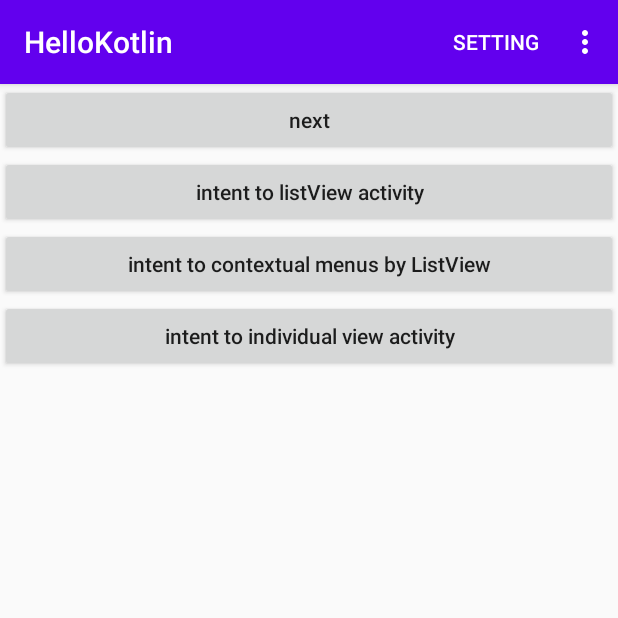
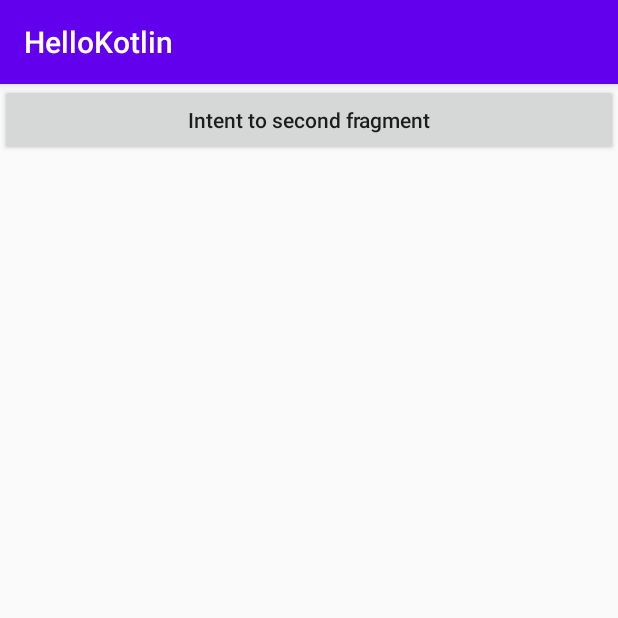
Before and after one commit to yann02/HelloKotlin, an Android app: the screen it shows after launch (MainActivity before the commit, MainFragmentActivity after it), on a phone screen of 412 x 824 dp, the top half of it. Run offline under Robolectric (Android 15) with nearby library versions, the phone set to English and light mode, and no system bars.

Commit message:
添加nav_graph

```diff
--- a/app/src/main/java/com/example/hellokotlin/MainActivity.kt
+++ b/app/src/main/java/com/example/hellokotlin/MainActivity.kt
@@ -71,12 +71,12 @@
         when(item.itemId){
             R.id.it_tiger->{
                 if (!item.isChecked){
-                    item.setChecked(true)
+                    item.isChecked = true
                 }
             }
             R.id.it_panda->{
                 if (!item.isChecked){
-                    item.setChecked(true)
+                    item.isChecked = true
                 }
             }
         }
--- /dev/null
+++ b/app/src/main/java/com/example/hellokotlin/MainFragment.kt
@@ -0,0 +1,75 @@
+package com.example.hellokotlin
+
+import android.os.Bundle
+import androidx.fragment.app.Fragment
+import android.view.LayoutInflater
+import android.view.View
+import android.view.ViewGroup
+
+// TODO: Rename parameter arguments, choose names that match
+// the fragment initialization parameters, e.g. ARG_ITEM_NUMBER
+private const val ARG_PARAM1 = "param1"
+private const val ARG_PARAM2 = "param2"
+
+/**
+ * A simple [Fragment] subclass.
+ * Use the [MainFragment.newInstance] factory method to
+ * create an instance of this fragment.
+ */
+class MainFragment : Fragment() {
+    // TODO: Rename and change types of parameters
+    private var param1: String? = null
+    private var param2: String? = null
+
+    override fun onCreate(savedInstanceState: Bundle?) {
+        super.onCreate(savedInstanceState)
+        arguments?.let {
+            param1 = it.getString(ARG_PARAM1)
+            param2 = it.getString(ARG_PARAM2)
+        }
+    }
+
+    override fun onCreateView(
+        inflater: LayoutInflater, container: ViewGroup?,
+        savedInstanceState: Bundle?
+    ): View? {
+        // Inflate the layout for this fragment
+        return inflater.inflate(R.layout.fragment_main, container, false)
+    }
+
+    fun onClick(view: View) {
+        with(view) {
+            when (id) {
+                R.id.btn_intent_to_second_fragment -> {
+                    intentToSecondFragment()
+                    true
+                }
+                else -> true
+            }
+        }
+    }
+
+    private fun intentToSecondFragment() {
+
+    }
+
+    companion object {
+        /**
+         * Use this factory method to create a new instance of
+         * this fragment using the provided parameters.
+         *
+         * @param param1 Parameter 1.
+         * @param param2 Parameter 2.
+         * @return A new instance of fragment MainFragment.
+         */
+        // TODO: Rename and change types and number of parameters
+        @JvmStatic
+        fun newInstance(param1: String, param2: String) =
+            MainFragment().apply {
+                arguments = Bundle().apply {
+                    putString(ARG_PARAM1, param1)
+                    putString(ARG_PARAM2, param2)
+                }
+            }
+    }
+}
--- /dev/null
+++ b/app/src/main/java/com/example/hellokotlin/MainFragmentActivity.kt
@@ -0,0 +1,11 @@
+package com.example.hellokotlin
+
+import androidx.appcompat.app.AppCompatActivity
+import android.os.Bundle
+
+class MainFragmentActivity : AppCompatActivity() {
+    override fun onCreate(savedInstanceState: Bundle?) {
+        super.onCreate(savedInstanceState)
+        setContentView(R.layout.activity_main_fragment)
+    }
+}
--- /dev/null
+++ b/app/src/main/res/layout/activity_main_fragment.xml
@@ -0,0 +1,18 @@
+<?xml version="1.0" encoding="utf-8"?>
+<androidx.constraintlayout.widget.ConstraintLayout xmlns:android="http://schemas.android.com/apk/res/android"
+    xmlns:app="http://schemas.android.com/apk/res-auto"
+    xmlns:tools="http://schemas.android.com/tools"
+    android:layout_width="match_parent"
+    android:layout_height="match_parent"
+    tools:context=".MainFragmentActivity">
+
+
+    <fragment
+        android:id="@+id/fragment"
+        android:name="androidx.navigation.fragment.NavHostFragment"
+        android:layout_width="match_parent"
+        android:layout_height="match_parent"
+        app:defaultNavHost="true"
+        app:navGraph="@navigation/nav_graph" />
+
+</androidx.constraintlayout.widget.ConstraintLayout>
--- /dev/null
+++ b/app/src/main/res/layout/fragment_main.xml
@@ -0,0 +1,25 @@
+<?xml version="1.0" encoding="utf-8"?>
+<FrameLayout xmlns:android="http://schemas.android.com/apk/res/android"
+    xmlns:tools="http://schemas.android.com/tools"
+    android:layout_width="match_parent"
+    android:layout_height="match_parent"
+    xmlns:app="http://schemas.android.com/apk/res-auto"
+    tools:context=".MainFragment">
+
+    <androidx.constraintlayout.widget.ConstraintLayout
+        android:layout_width="match_parent"
+        android:layout_height="match_parent">
+
+        <Button
+            android:layout_width="match_parent"
+            android:layout_height="wrap_content"
+            android:id="@+id/btn_intent_to_second_fragment"
+            android:textAllCaps="false"
+            android:text="@string/intent_to_second_fragment"
+            app:layout_constraintLeft_toLeftOf="parent"
+            app:layout_constraintTop_toTopOf="parent"
+            android:onClick="onClick"/>
+
+    </androidx.constraintlayout.widget.ConstraintLayout>
+
+</FrameLayout>
--- /dev/null
+++ b/app/src/main/res/navigation/nav_graph.xml
@@ -0,0 +1,22 @@
+<?xml version="1.0" encoding="utf-8"?>
+<navigation xmlns:android="http://schemas.android.com/apk/res/android"
+    xmlns:app="http://schemas.android.com/apk/res-auto"
+    xmlns:tools="http://schemas.android.com/tools"
+    android:id="@+id/nav_graph"
+    app:startDestination="@id/mainFragment">
+
+    <fragment
+        android:id="@+id/mainFragment"
+        android:name="com.example.hellokotlin.MainFragment"
+        android:label="fragment_main"
+        tools:layout="@layout/fragment_main" >
+        <action
+            android:id="@+id/action_mainFragment_to_secondFragment"
+            app:destination="@id/secondFragment" />
+    </fragment>
+    <fragment
+        android:id="@+id/secondFragment"
+        android:name="com.example.hellokotlin.SecondFragment"
+        android:label="fragment_second"
+        tools:layout="@layout/fragment_second" />
+</navigation>
--- a/app/src/main/res/values/strings.xml
+++ b/app/src/main/res/values/strings.xml
@@ -13,4 +13,7 @@
     <string name="intent_to_contextual_menus_by_listview">intent to contextual menus by ListView</string>
     <string name="show_menus_of_contextual">Show menus of contextual</string>
     <string name="intent_to_individual_view_activity">intent to individual view activity</string>
+    <!-- TODO: Remove or change this placeholder text -->
+    <string name="hello_blank_fragment">Hello blank fragment</string>
+    <string name="intent_to_second_fragment">Intent to second fragment</string>
 </resources>
--- a/build.gradle
+++ b/build.gradle
@@ -2,15 +2,16 @@
 
 buildscript {
     ext.kotlin_version = '1.3.72'
+    ext.nav_version = '2.3.0-alpha01'
     repositories {
         google()
         jcenter()
 
     }
     dependencies {
-        classpath 'com.android.tools.build:gradle:3.6.3'
+        classpath 'com.android.tools.build:gradle:4.0.0'
         classpath "org.jetbrains.kotlin:kotlin-gradle-plugin:$kotlin_version"
-
+        classpath "androidx.navigation:navigation-safe-args-gradle-plugin:$nav_version"
         // NOTE: Do not place your application dependencies here; they belong
         // in the individual module build.gradle files
     }
```
Also changed, not shown: app/build.gradle (+18 -0 lines), app/src/main/AndroidManifest.xml (+12 -5 lines), app/src/main/java/com/example/hellokotlin/SecondFragment.kt (added, +59 -0 lines), app/src/main/res/layout/fragment_second.xml (added, +14 -0 lines), gradle/wrapper/gradle-wrapper.properties.
